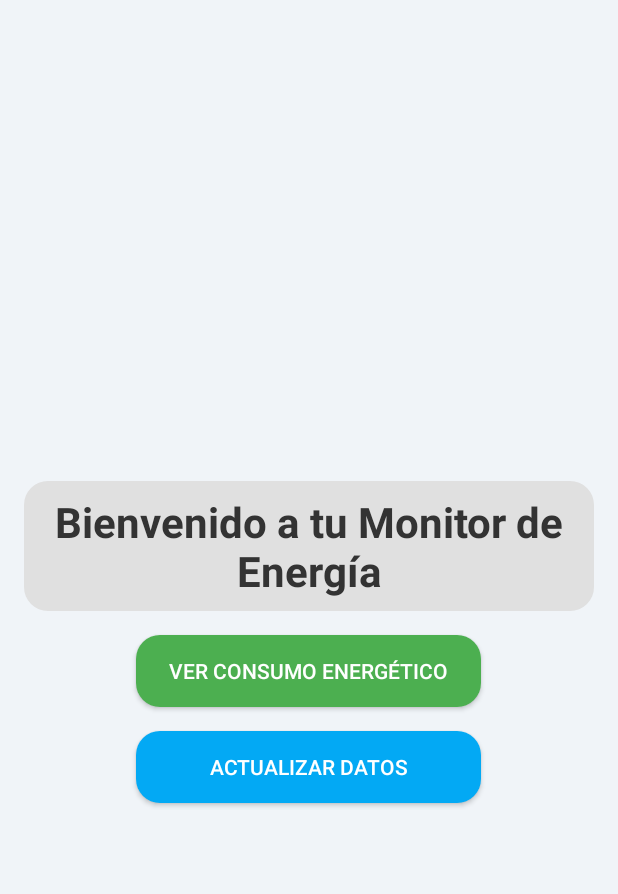
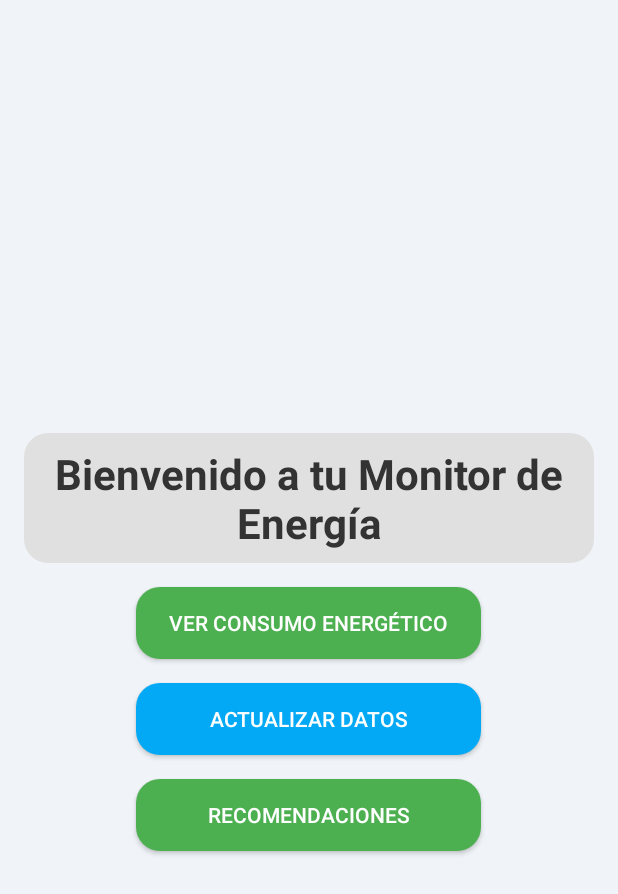
Before and after one commit to Oyupa/PDE_Consumo_Energetico, an Android app built with Jetpack Compose: the screen it shows after launch (MainActivity), on a phone screen of 412 x 824 dp. Shown: the top 894 px of the screen. Run offline under Robolectric (Android 15) with nearby library versions, the phone set to English and light mode, and no system bars.

Commit message:
Recomendaciones completado

```diff
--- a/app/src/main/java/com/example/pde_consumo_energetico/MainActivity.kt
+++ b/app/src/main/java/com/example/pde_consumo_energetico/MainActivity.kt
@@ -20,19 +20,26 @@ class MainActivity : ComponentActivity() {
         super.onCreate(savedInstanceState)
         setContentView(R.layout.activity_main)
 
-        // Referencia a los botones
+
         val btnViewConsumption = findViewById<Button>(R.id.btnViewConsumption)
         val btnDataUpdate = findViewById<Button>(R.id.btnDataUpdate)
+        val btnRecomendaciones = findViewById<Button>(R.id.btnRecomendaciones)
 
-        // Acciones al hacer clic en los botones
+
         btnViewConsumption.setOnClickListener {
-            // Aquí irá la acción para navegar a la pantalla de consumo energético
+
         }
 
         btnDataUpdate.setOnClickListener {
             val intent = Intent(this, NuevosDatos::class.java)
             startActivity(intent)
-            // Aquí irá la acción para navegar a la pantalla de actualización de datos
+
+        }
+
+        btnRecomendaciones.setOnClickListener {
+            val intent = Intent(this, RecomendacionesActivity::class.java)
+            startActivity(intent)
+
         }
     }
 }
--- a/app/src/main/res/layout/activity_main.xml
+++ b/app/src/main/res/layout/activity_main.xml
@@ -20,7 +20,8 @@
         android:gravity="center"
         android:background="@drawable/text_background"
         android:padding="8dp"
-    />
+        />
+
     <Button
         android:id="@+id/btnViewConsumption"
         android:layout_width="230dp"
@@ -42,4 +43,16 @@
         android:maxLines="2"
         android:ellipsize="end"/>
 
+    <!-- Nuevo botón para Recomendaciones -->
+    <Button
+        android:id="@+id/btnRecomendaciones"
+        android:layout_width="230dp"
+        android:layout_height="wrap_content"
+        android:text="Recomendaciones"
+        android:layout_marginTop="16dp"
+        android:background="@drawable/rounded_button_green"
+        android:textColor="#FFFFFF"
+        android:maxLines="2"
+        android:ellipsize="end"/>
+
 </LinearLayout>
```
Also changed, not shown: app/src/main/AndroidManifest.xml (+8 -1 lines), app/src/main/java/com/example/pde_consumo_energetico/ui/theme/RecomendacionesActivity.kt (added, +47 -0 lines), app/src/main/res/layout/activity_recomendaciones.xml (added, +17 -0 lines), app/src/main/java/com/example/pde_consumo_energetico/NuevosDatos.kt (line endings or trailing spaces).
